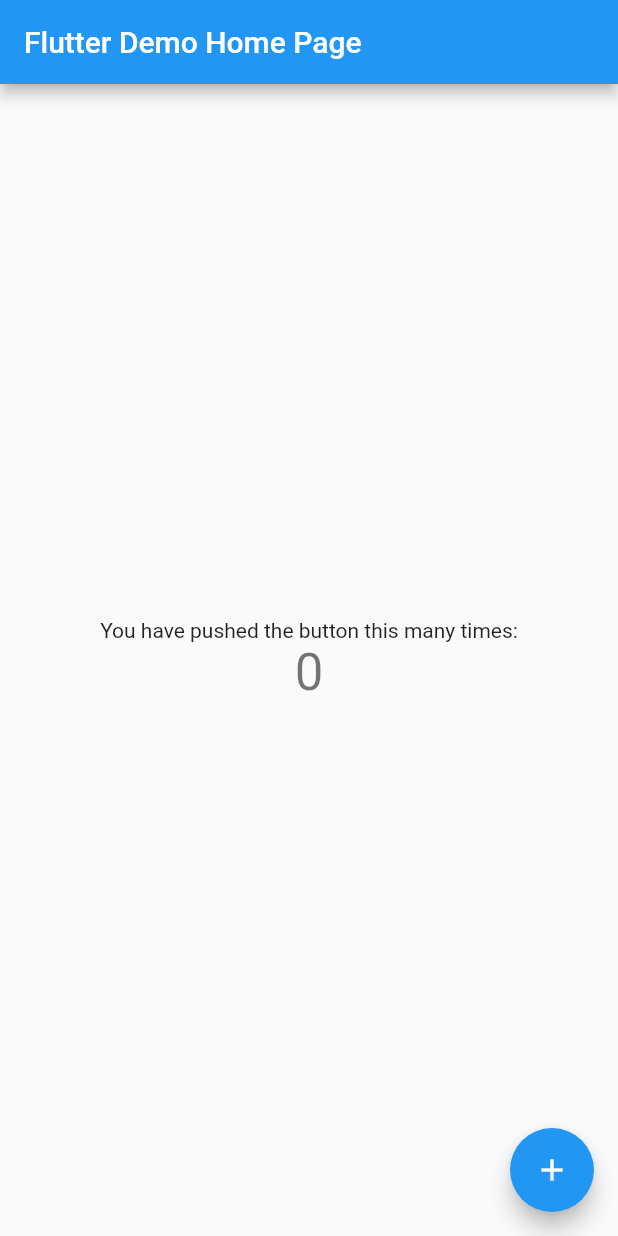
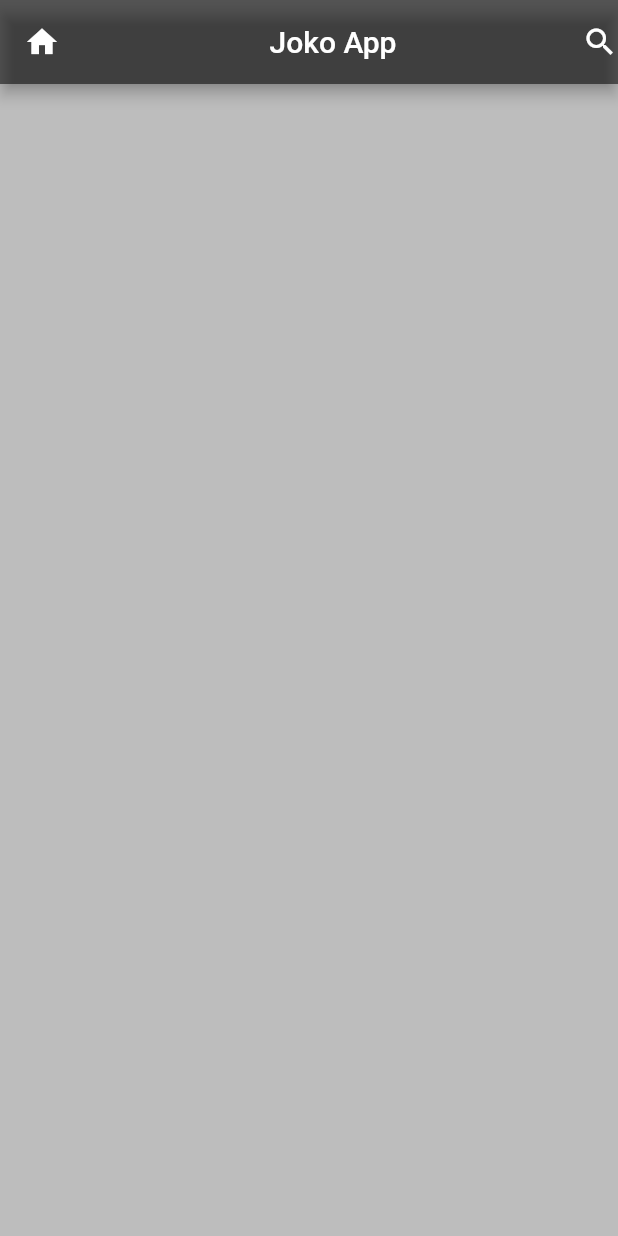
Before and after one commit to Joko-hush/idr_app, a Flutter app: the screen it shows after launch, on a phone screen of 412 x 824 dp. Run offline on Flutter 3.47's test engine with Material 2 defaults, Android fonts, the phone set to English and light mode, and no system bars; missing offline and left inert: dart:html.

Commit message:
Appbar selesai

```diff
--- a/lib/main.dart
+++ b/lib/main.dart
@@ -1,115 +1,29 @@
+import 'dart:html';
+
 import 'package:flutter/material.dart';
 
 void main() {
-  runApp(const MyApp());
+  runApp(const MaterialApp(
+    title: "Joko App",
+    home: Halamansatu(),
+  ));
 }
 
-class MyApp extends StatelessWidget {
-  const MyApp({Key? key}) : super(key: key);
+class Halamansatu extends StatelessWidget {
+  const Halamansatu({Key? key}) : super(key: key);
 
-  // This widget is the root of your application.
   @override
   Widget build(BuildContext context) {
-    return MaterialApp(
-      title: 'Flutter Demo',
-      theme: ThemeData(
-        // This is the theme of your application.
-        //
-        // Try running your application with "flutter run". You'll see the
-        // application has a blue toolbar. Then, without quitting the app, try
-        // changing the primarySwatch below to Colors.green and then invoke
-        // "hot reload" (press "r" in the console where you ran "flutter run",
-        // or simply save your changes to "hot reload" in a Flutter IDE).
-        // Notice that the counter didn't reset back to zero; the application
-        // is not restarted.
-        primarySwatch: Colors.blue,
+    return Scaffold(
+      backgroundColor: Colors.black26,
+      appBar: AppBar(
+        backgroundColor: Colors.black54,
+        leading: const Icon(Icons.home),
+        title: const Center(
+          child: Text("Joko App"),
+        ),
+        actions: const <Widget>[Icon(Icons.search)],
       ),
-      home: const MyHomePage(title: 'Flutter Demo Home Page'),
     );
   }
 }
-
-class MyHomePage extends StatefulWidget {
-  const MyHomePage({Key? key, required this.title}) : super(key: key);
-
-  // This widget is the home page of your application. It is stateful, meaning
-  // that it has a State object (defined below) that contains fields that affect
-  // how it looks.
-
-  // This class is the configuration for the state. It holds the values (in this
-  // case the title) provided by the parent (in this case the App widget) and
-  // used by the build method of the State. Fields in a Widget subclass are
-  // always marked "final".
-
-  final String title;
-
-  @override
-  State<MyHomePage> createState() => _MyHomePageState();
-}
-
-class _MyHomePageState extends State<MyHomePage> {
-  int _counter = 0;
-
-  void _incrementCounter() {
-    setState(() {
-      // This call to setState tells the Flutter framework that something has
-      // changed in this State, which causes it to rerun the build method below
-      // so that the display can reflect the updated values. If we changed
-      // _counter without calling setState(), then the build method would not be
-      // called again, and so nothing would appear to happen.
-      _counter++;
-    });
-  }
-
-  @override
-  Widget build(BuildContext context) {
-    // This method is rerun every time setState is called, for instance as done
-    // by the _incrementCounter method above.
-    //
-    // The Flutter framework has been optimized to make rerunning build methods
-    // fast, so that you can just rebuild anything that needs updating rather
-    // than having to individually change instances of widgets.
-    return Scaffold(
-      appBar: AppBar(
-        // Here we take the value from the MyHomePage object that was created by
-        // the App.build method, and use it to set our appbar title.
-        title: Text(widget.title),
-      ),
-      body: Center(
-        // Center is a layout widget. It takes a single child and positions it
-        // in the middle of the parent.
-        child: Column(
-          // Column is also a layout widget. It takes a list of children and
-          // arranges them vertically. By default, it sizes itself to fit its
-          // children horizontally, and tries to be as tall as its parent.
-          //
-          // Invoke "debug painting" (press "p" in the console, choose the
-          // "Toggle Debug Paint" action from the Flutter Inspector in Android
-          // Studio, or the "Toggle Debug Paint" command in Visual Studio Code)
-          // to see the wireframe for each widget.
-          //
-          // Column has various properties to control how it sizes itself and
-          // how it positions its children. Here we use mainAxisAlignment to
-          // center the children vertically; the main axis here is the vertical
-          // axis because Columns are vertical (the cross axis would be
-          // horizontal).
-          mainAxisAlignment: MainAxisAlignment.center,
-          children: <Widget>[
-            const Text(
-              'You have pushed the button this many times:',
-            ),
-            Text(
-              '$_counter',
-              style: Theme.of(context).textTheme.headline4,
-            ),
-          ],
-        ),
-      ),
-      floatingActionButton: FloatingActionButton(
-        onPressed: _incrementCounter,
-        tooltip: 'Increment',
-        child: const Icon(Icons.add),
-      ), // This trailing comma makes auto-formatting nicer for build methods.
-    );
-  }
-}
```
